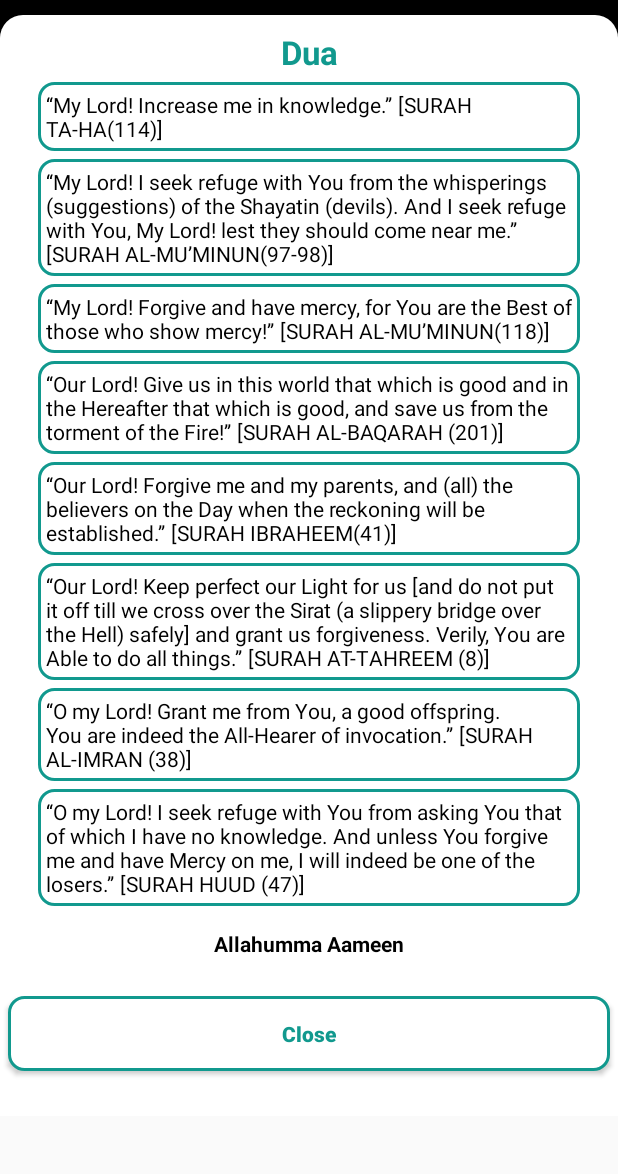
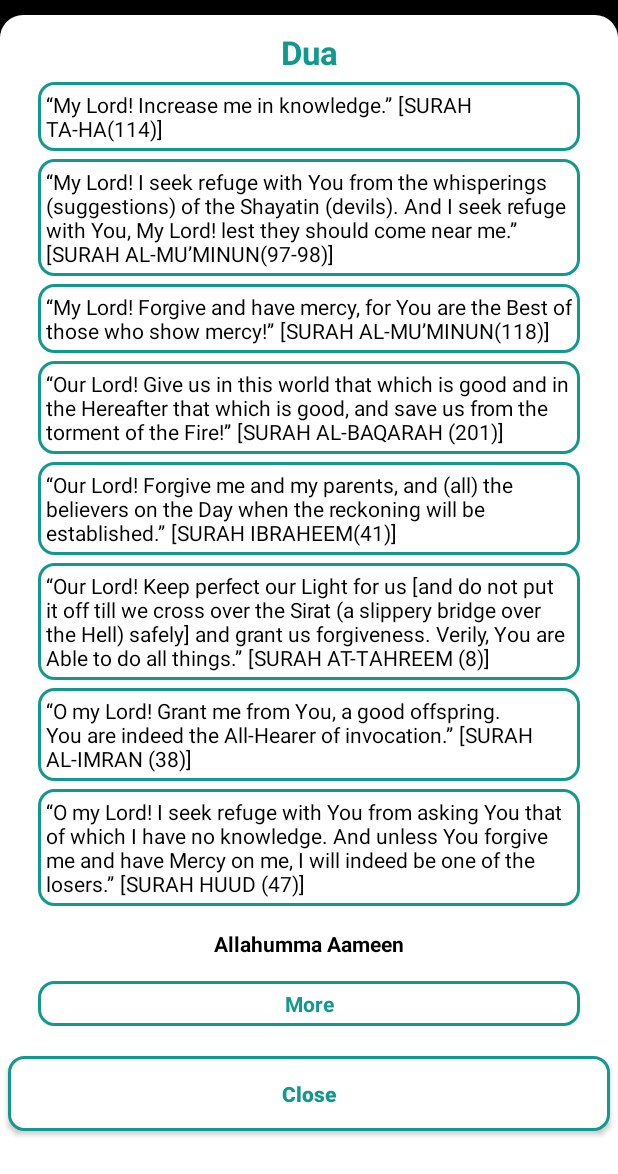
Before and after one commit to saudagarsulaiman/AlQuran, an Android app: the layout dialog_dua.xml on its own in the app's theme, with its tools: preview values and no code run, on a phone screen of 412 x 824 dp. Shown: the top 1174 px of the screen. Run offline under Robolectric (Android 15) with nearby library versions, the phone set to English and light mode, and no system bars.

Commit message:
vc2 duas Commit

```diff
--- a/app/src/main/res/layout/dialog_dua.xml
+++ b/app/src/main/res/layout/dialog_dua.xml
@@ -143,6 +143,20 @@
                     android:textSize="@dimen/def_text_size"
                     android:textStyle="bold" />
 
+                <TextView
+                    android:id="@+id/txt_more"
+                    android:layout_width="match_parent"
+                    android:layout_height="wrap_content"
+                    android:layout_gravity="center"
+                    android:layout_marginTop="@dimen/margin10"
+                    android:gravity="center"
+                    android:background="@drawable/rec_green_trans_c10"
+                    android:padding="@dimen/padding5"
+                    android:text="@string/more"
+                    android:textColor="@color/bg_grad_end_g1"
+                    android:textSize="@dimen/def_text_size"
+                    android:textStyle="bold" />
+
 
             </LinearLayout>
 
--- a/app/src/main/res/values/strings.xml
+++ b/app/src/main/res/values/strings.xml
@@ -70,5 +70,6 @@
     <string name="website">Website :</string>
     <string name="my_website">https://saudagarsulaiman.wixsite.com/alquranoffline</string>
     <string name="aameen">Allahumma Aameen</string>
+    <string name="more">More</string>
 
 </resources>
```
Also changed, not shown: app/src/main/java/com/islam/alquran/Activities/DashboardActivity.java (+9 -1 lines), app/src/main/java/com/islam/alquran/Activities/ParaViewerActivity.java (+8 -2 lines), 9 other files.
